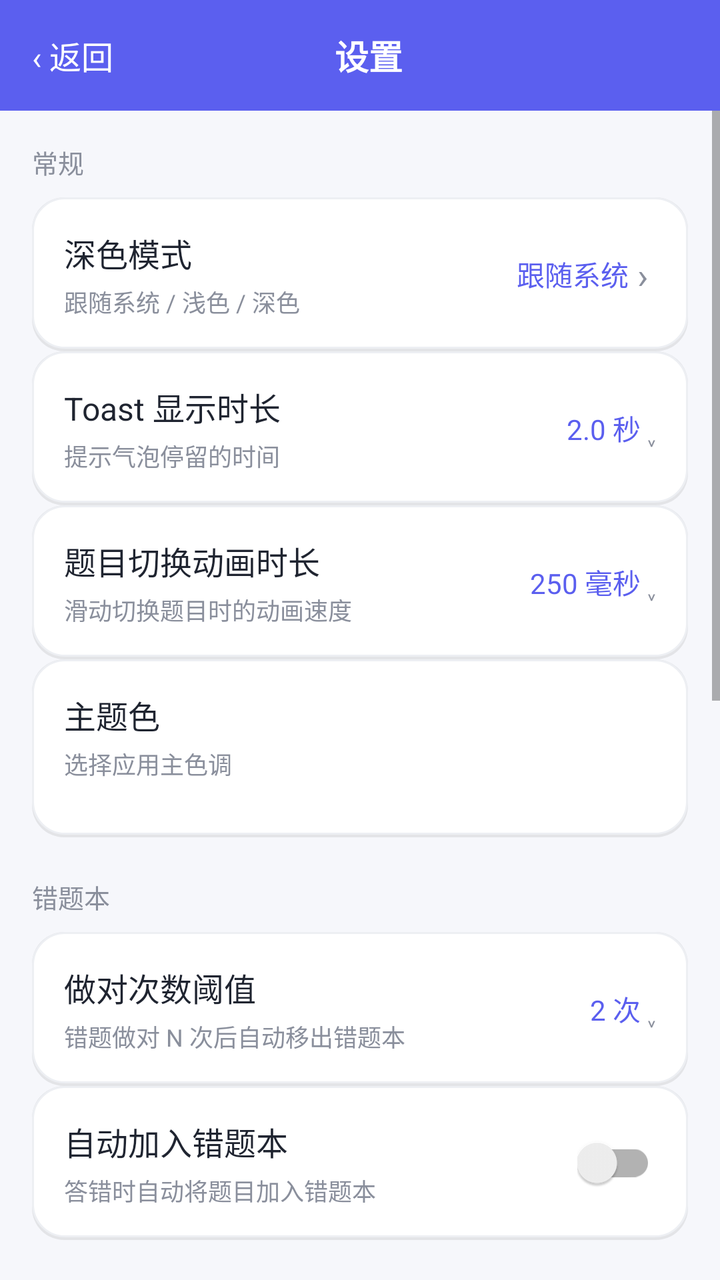
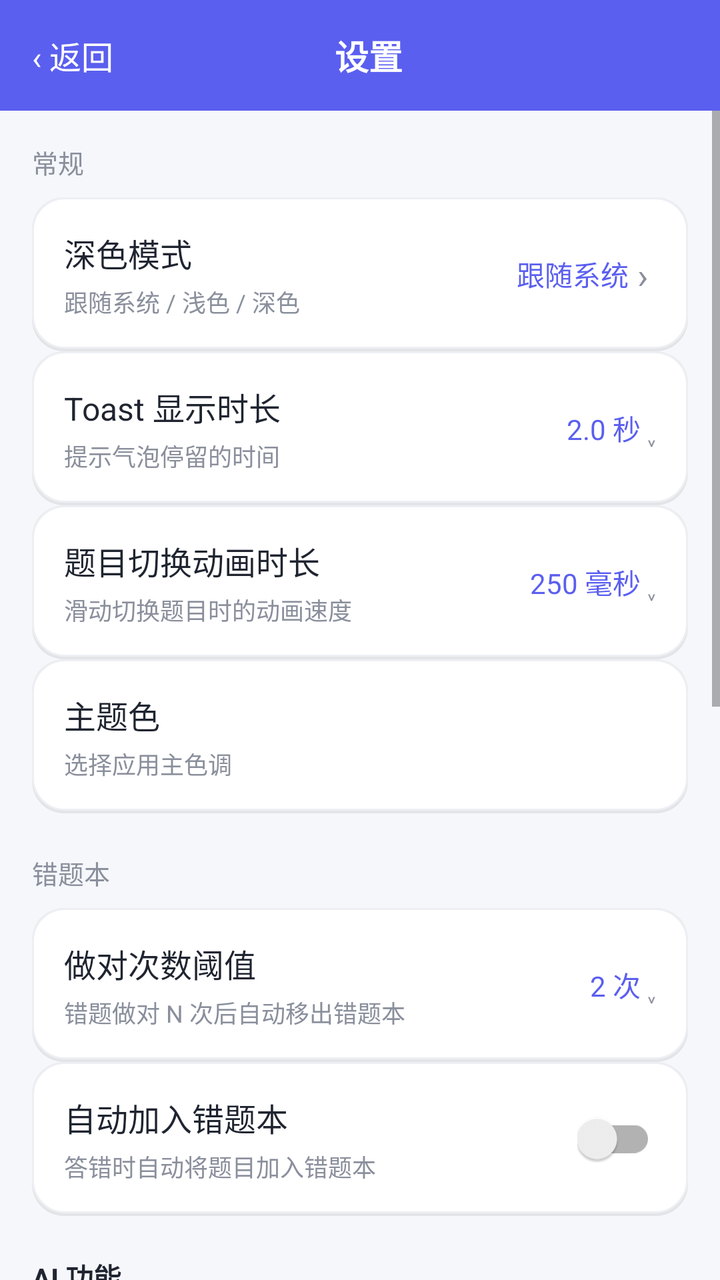

Screens rendered from an Android XML layout before and after an edit, with the pre-edit source and the edit as a unified diff.
<!-- AndroidManifest.xml: application theme Theme.AlgoRobo -->
<!-- res/layout/activity_settings.xml -->
<?xml version="1.0" encoding="utf-8"?>
<LinearLayout xmlns:android="http://schemas.android.com/apk/res/android"
    android:layout_width="match_parent" android:layout_height="match_parent"
    android:orientation="vertical" android:background="@color/bg_page">

    
    <LinearLayout android:id="@+id/settingsTopBar" android:layout_width="match_parent" android:layout_height="wrap_content"
        android:orientation="horizontal" android:gravity="center_vertical"
        android:background="@color/primary" android:padding="12dp">
        <TextView android:id="@+id/btnBackSettings" android:layout_width="wrap_content"
            android:layout_height="wrap_content" android:text="‹ 返回"
            android:textSize="16sp" android:textColor="@android:color/white" android:padding="4dp"/>
        <TextView android:layout_width="0dp" android:layout_height="wrap_content"
            android:layout_weight="1" android:gravity="center" android:text="设置"
            android:textSize="17sp" android:textStyle="bold" android:textColor="@android:color/white"/>
        <TextView android:layout_width="40dp" android:layout_height="wrap_content"/>
    </LinearLayout>

    <ScrollView android:layout_width="match_parent" android:layout_height="0dp" android:layout_weight="1">
        <LinearLayout android:layout_width="match_parent" android:layout_height="wrap_content"
            android:orientation="vertical" android:padding="16dp">

            
            <TextView android:layout_width="wrap_content" android:layout_height="wrap_content"
                android:text="常规" android:textSize="13sp" android:textColor="@color/text_sub"
                android:layout_marginBottom="8dp"/>

            
            <LinearLayout android:layout_width="match_parent" android:layout_height="wrap_content"
                android:orientation="horizontal" android:gravity="center_vertical"
                android:padding="16dp" android:background="@drawable/bg_card">
                <LinearLayout android:layout_width="0dp" android:layout_height="wrap_content"
                    android:layout_weight="1" android:orientation="vertical">
                    <TextView android:layout_width="wrap_content" android:layout_height="wrap_content"
                        android:text="深色模式" android:textSize="16sp" android:textColor="@color/text_main"/>
                    <TextView android:layout_width="wrap_content" android:layout_height="wrap_content"
                        android:layout_marginTop="4dp" android:text="跟随系统 / 浅色 / 深色"
                        android:textSize="12sp" android:textColor="@color/text_sub"/>
                </LinearLayout>
                <LinearLayout android:id="@+id/btnDarkMode" android:layout_width="wrap_content"
                    android:layout_height="wrap_content" android:orientation="horizontal"
                    android:gravity="center_vertical" android:padding="4dp"
                    android:background="?attr/selectableItemBackgroundBorderless">
                    <TextView android:id="@+id/tvDarkModeValue" android:layout_width="wrap_content"
                        android:layout_height="wrap_content" android:text="跟随系统"
                        android:textSize="14sp" android:textColor="@color/primary"/>
                    <TextView android:layout_width="wrap_content" android:layout_height="wrap_content"
                        android:text=" ›" android:textSize="18sp" android:textColor="@color/text_sub"/>
                </LinearLayout>
            </LinearLayout>

            
            <LinearLayout android:layout_width="match_parent" android:layout_height="wrap_content"
                android:orientation="vertical"
                android:padding="16dp" android:background="@drawable/bg_card">
                <LinearLayout android:id="@+id/cardToastHeader" android:layout_width="match_parent" android:layout_height="wrap_content"
                    android:orientation="horizontal" android:gravity="center_vertical">
                    <LinearLayout android:layout_width="0dp" android:layout_height="wrap_content"
                        android:layout_weight="1" android:orientation="vertical">
                        <TextView android:layout_width="wrap_content" android:layout_height="wrap_content"
                            android:text="Toast 显示时长" android:textSize="16sp" android:textColor="@color/text_main"/>
                        <TextView android:layout_width="wrap_content" android:layout_height="wrap_content"
                            android:layout_marginTop="4dp" android:text="提示气泡停留的时间"
                            android:textSize="12sp" android:textColor="@color/text_sub"/>
                    </LinearLayout>
                    <TextView android:id="@+id/tvToastValue" android:layout_width="wrap_content"
                        android:layout_height="wrap_content" android:text="2.0 秒"
                        android:textSize="14sp" android:textColor="@color/primary"/>
                    <TextView android:layout_width="wrap_content" android:layout_height="wrap_content"
                        android:text=" ˯" android:textSize="14sp" android:textColor="@color/text_sub"/>
                </LinearLayout>
                <LinearLayout android:id="@+id/cardToastBody" android:layout_width="match_parent"
                    android:layout_height="wrap_content" android:orientation="vertical" android:visibility="gone">
                    <android.widget.SeekBar android:id="@+id/sbToast" android:layout_width="match_parent"
                        android:layout_height="wrap_content" android:layout_marginTop="12dp"
                        android:max="40"/>
                    <LinearLayout android:layout_width="match_parent" android:layout_height="wrap_content"
                        android:layout_marginTop="4dp" android:orientation="horizontal">
                        <TextView android:layout_width="0dp" android:layout_height="wrap_content"
                            android:layout_weight="1" android:text="1 秒" android:textSize="11sp"
                            android:textColor="@color/text_sub"/>
                        <TextView android:layout_width="0dp" android:layout_height="wrap_content"
                            android:layout_weight="1" android:gravity="end" android:text="5 秒"
                            android:textSize="11sp" android:textColor="@color/text_sub"/>
                    </LinearLayout>
                </LinearLayout>
            </LinearLayout>

            
            <LinearLayout android:layout_width="match_parent" android:layout_height="wrap_content"
                android:orientation="vertical"
                android:padding="16dp" android:background="@drawable/bg_card">
                <LinearLayout android:id="@+id/cardAnimHeader" android:layout_width="match_parent" android:layout_height="wrap_content"
                    android:orientation="horizontal" android:gravity="center_vertical">
                    <LinearLayout android:layout_width="0dp" android:layout_height="wrap_content"
                        android:layout_weight="1" android:orientation="vertical">
                        <TextView android:layout_width="wrap_content" android:layout_height="wrap_content"
                            android:text="题目切换动画时长" android:textSize="16sp" android:textColor="@color/text_main"/>
                        <TextView android:layout_width="wrap_content" android:layout_height="wrap_content"
                            android:layout_marginTop="4dp" android:text="滑动切换题目时的动画速度"
                            android:textSize="12sp" android:textColor="@color/text_sub"/>
                    </LinearLayout>
                    <TextView android:id="@+id/tvAnimValue" android:layout_width="wrap_content"
                        android:layout_height="wrap_content" android:text="250 毫秒"
                        android:textSize="14sp" android:textColor="@color/primary"/>
                    <TextView android:layout_width="wrap_content" android:layout_height="wrap_content"
                        android:text=" ˯" android:textSize="14sp" android:textColor="@color/text_sub"/>
                </LinearLayout>
                <LinearLayout android:id="@+id/cardAnimBody" android:layout_width="match_parent"
                    android:layout_height="wrap_content" android:orientation="vertical" android:visibility="gone">
                    <android.widget.SeekBar android:id="@+id/sbAnim" android:layout_width="match_parent"
                        android:layout_height="wrap_content" android:layout_marginTop="12dp"
                        android:max="50"/>
                    <LinearLayout android:layout_width="match_parent" android:layout_height="wrap_content"
                        android:layout_marginTop="4dp" android:orientation="horizontal">
                        <TextView android:layout_width="0dp" android:layout_height="wrap_content"
                            android:layout_weight="1" android:text="100 毫秒" android:textSize="11sp"
                            android:textColor="@color/text_sub"/>
                        <TextView android:layout_width="0dp" android:layout_height="wrap_content"
                            android:layout_weight="1" android:gravity="end" android:text="600 毫秒"
                            android:textSize="11sp" android:textColor="@color/text_sub"/>
                    </LinearLayout>
                </LinearLayout>
            </LinearLayout>

            
            <LinearLayout android:layout_width="match_parent" android:layout_height="wrap_content"
                android:orientation="vertical" android:padding="16dp" android:background="@drawable/bg_card">
                <TextView android:layout_width="wrap_content" android:layout_height="wrap_content"
                    android:text="主题色" android:textSize="16sp" android:textColor="@color/text_main"/>
                <TextView android:layout_width="wrap_content" android:layout_height="wrap_content"
                    android:layout_marginTop="4dp" android:text="选择应用主色调"
                    android:textSize="12sp" android:textColor="@color/text_sub"/>
                <HorizontalScrollView android:layout_width="match_parent"
                    android:layout_height="wrap_content" android:layout_marginTop="12dp"
                    android:scrollbars="none">
                    <LinearLayout android:id="@+id/themeColorPalette"
                        android:layout_width="wrap_content" android:layout_height="wrap_content"
                        android:orientation="horizontal"/>
                </HorizontalScrollView>
            </LinearLayout>

            
            <TextView android:layout_width="wrap_content" android:layout_height="wrap_content"
                android:layout_marginTop="20dp" android:text="错题本" android:textSize="13sp"
                android:textColor="@color/text_sub" android:layout_marginBottom="8dp"/>

            
            <LinearLayout android:layout_width="match_parent" android:layout_height="wrap_content"
                android:orientation="vertical" android:padding="16dp" android:background="@drawable/bg_card">
                <LinearLayout android:id="@+id/cardThresholdHeader" android:layout_width="match_parent" android:layout_height="wrap_content"
                    android:orientation="horizontal" android:gravity="center_vertical">
                    <LinearLayout android:layout_width="0dp" android:layout_height="wrap_content"
                        android:layout_weight="1" android:orientation="vertical">
                        <TextView android:layout_width="wrap_content" android:layout_height="wrap_content"
                            android:text="做对次数阈值" android:textSize="16sp" android:textColor="@color/text_main"/>
                        <TextView android:layout_width="wrap_content" android:layout_height="wrap_content"
                            android:layout_marginTop="4dp" android:text="错题做对 N 次后自动移出错题本"
                            android:textSize="12sp" android:textColor="@color/text_sub"/>
                    </LinearLayout>
                    <TextView android:id="@+id/tvWrongThresholdValue" android:layout_width="wrap_content"
                        android:layout_height="wrap_content" android:text="2 次"
                        android:textSize="14sp" android:textColor="@color/primary"/>
                    <TextView android:layout_width="wrap_content" android:layout_height="wrap_content"
                        android:text=" ˯" android:textSize="14sp" android:textColor="@color/text_sub"/>
                </LinearLayout>
                <LinearLayout android:id="@+id/cardThresholdBody" android:layout_width="match_parent"
                    android:layout_height="wrap_content" android:orientation="vertical" android:visibility="gone">
                    <android.widget.SeekBar android:id="@+id/sbWrongThreshold" android:layout_width="match_parent"
                        android:layout_height="wrap_content" android:layout_marginTop="12dp"
                        android:max="9"/>
                    <LinearLayout android:layout_width="match_parent" android:layout_height="wrap_content"
                        android:layout_marginTop="4dp" android:orientation="horizontal">
                        <TextView android:layout_width="0dp" android:layout_height="wrap_content"
                            android:layout_weight="1" android:text="1 次" android:textSize="11sp"
                            android:textColor="@color/text_sub"/>
                        <TextView android:layout_width="0dp" android:layout_height="wrap_content"
                            android:layout_weight="1" android:gravity="end" android:text="10 次"
                            android:textSize="11sp" android:textColor="@color/text_sub"/>
                    </LinearLayout>
                </LinearLayout>
            </LinearLayout>

            
            <LinearLayout android:layout_width="match_parent" android:layout_height="wrap_content"
                android:orientation="horizontal"
                android:gravity="center_vertical" android:padding="16dp" android:background="@drawable/bg_card">
                <LinearLayout android:layout_width="0dp" android:layout_height="wrap_content"
                    android:layout_weight="1" android:orientation="vertical">
                    <TextView android:layout_width="wrap_content" android:layout_height="wrap_content"
                        android:text="自动加入错题本" android:textSize="16sp" android:textColor="@color/text_main"/>
                    <TextView android:layout_width="wrap_content" android:layout_height="wrap_content"
                       android:layout_marginTop="4dp" android:text="答错时自动将题目加入错题本"
                        android:textSize="12sp" android:textColor="@color/text_sub"/>
                </LinearLayout>
                <androidx.appcompat.widget.SwitchCompat android:id="@+id/swAutoWrong"
                    android:layout_width="wrap_content" android:layout_height="wrap_content"/>
            </LinearLayout>



            
            <TextView android:layout_width="wrap_content" android:layout_height="wrap_content"
                android:layout_marginTop="20dp" android:text="AI 功能" android:textSize="14sp"
                android:textStyle="bold" android:textColor="@color/text_main" android:layout_marginBottom="8dp"/>

            
            <LinearLayout android:layout_width="match_parent" android:layout_height="wrap_content"
                android:orientation="vertical" android:padding="16dp" android:background="@drawable/bg_card">
                <LinearLayout android:layout_width="match_parent" android:layout_height="wrap_content"
                    android:orientation="horizontal" android:gravity="center_vertical">
                    <LinearLayout android:layout_width="0dp" android:layout_height="wrap_content"
                        android:layout_weight="1" android:orientation="vertical">
                        <TextView android:layout_width="wrap_content" android:layout_height="wrap_content"
                            android:text="自动生成解析" android:textSize="16sp" android:textColor="@color/text_main"/>
                        <TextView android:layout_width="wrap_content" android:layout_height="wrap_content"
                            android:layout_marginTop="4dp" android:text="为题目自动生成 AI 解析"
                            android:textSize="12sp" android:textColor="@color/text_sub"/>
                    </LinearLayout>
                    <androidx.appcompat.widget.SwitchCompat android:id="@+id/swAutoAiAnalysis"
                        android:layout_width="wrap_content" android:layout_height="wrap_content"/>
                </LinearLayout>
                <View android:layout_width="match_parent" android:layout_height="1dp"
                    android:layout_marginTop="14dp" android:background="@color/bg_page"/>
                <LinearLayout android:id="@+id/btnAutoAiAnalysisMode"
                    android:layout_width="match_parent" android:layout_height="wrap_content"
                    android:layout_marginTop="14dp" android:orientation="horizontal" android:gravity="center_vertical">
                    <LinearLayout android:layout_width="0dp" android:layout_height="wrap_content"
                        android:layout_weight="1" android:orientation="vertical">
                        <TextView android:layout_width="wrap_content" android:layout_height="wrap_content"
                            android:text="解析模式" android:textSize="16sp" android:textColor="@color/text_main"/>
                        <TextView android:layout_width="wrap_content" android:layout_height="wrap_content"
                            android:layout_marginTop="4dp" android:text="选择自动解析的触发范围"
                            android:textSize="12sp" android:textColor="@color/text_sub"/>
                    </LinearLayout>
                    <TextView android:id="@+id/tvAutoAiAnalysisModeValue"
                        android:layout_width="wrap_content" android:layout_height="wrap_content"
                        android:text="对错都生成解析" android:textSize="14sp" android:textColor="@color/primary"/>
                    <TextView android:layout_width="wrap_content" android:layout_height="wrap_content"
                        android:text=" ›" android:textSize="18sp" android:textColor="@color/text_sub"/>
                </LinearLayout>
            </LinearLayout>

            
            <LinearLayout android:id="@+id/btnAiModelConfig" android:layout_width="match_parent"
                android:layout_height="wrap_content"
                android:orientation="horizontal" android:gravity="center_vertical"
                android:padding="16dp" android:background="@drawable/bg_card"
                android:foreground="?attr/selectableItemBackground">
                <LinearLayout android:layout_width="0dp" android:layout_height="wrap_content"
                    android:layout_weight="1" android:orientation="vertical">
                    <TextView android:layout_width="wrap_content" android:layout_height="wrap_content"
                        android:text="AI 模型配置" android:textSize="16sp" android:textColor="@color/text_main"/>
                    <TextView android:layout_width="wrap_content" android:layout_height="wrap_content"
                        android:layout_marginTop="4dp" android:text="模型、API Key 与 Base URL"
                        android:textSize="12sp" android:textColor="@color/text_sub"/>
                </LinearLayout>
                <TextView android:id="@+id/tvAiModelValue" android:layout_width="wrap_content"
                    android:layout_height="wrap_content" android:text="Operit AI"
                    android:textSize="14sp" android:textColor="@color/primary"/>
                <TextView android:layout_width="wrap_content" android:layout_height="wrap_content"
                    android:text=" ›" android:textSize="18sp" android:textColor="@color/text_sub"/>
            </LinearLayout>

            
            <TextView android:layout_width="wrap_content" android:layout_height="wrap_content"
                android:layout_marginTop="20dp" android:text="题库下载目录" android:textSize="13sp"
                android:textColor="@color/text_sub" android:layout_marginBottom="8dp"/>

            
            <LinearLayout android:layout_width="match_parent" android:layout_height="wrap_content"
                android:orientation="vertical" android:padding="16dp" android:background="@drawable/bg_card">
                <TextView android:layout_width="wrap_content" android:layout_height="wrap_content"
                    android:text="下载目录" android:textSize="16sp" android:textColor="@color/text_main"/>
                <TextView android:id="@+id/tvExamDir" android:layout_width="match_parent"
                    android:layout_height="wrap_content" android:layout_marginTop="6dp"
                    android:text="" android:textSize="12sp" android:textColor="@color/text_sub"
                    android:textIsSelectable="true"/>
                <HorizontalScrollView android:layout_width="match_parent"
                    android:layout_height="wrap_content" android:layout_marginTop="12dp"
                    android:scrollbars="none">
                    <LinearLayout android:layout_width="wrap_content"
                        android:layout_height="wrap_content" android:orientation="horizontal">
                        <TextView android:id="@+id/btnChangeExamDir" android:layout_width="wrap_content"
                            android:layout_height="wrap_content" android:paddingVertical="10dp" android:paddingHorizontal="18dp"
                            android:text="更改目录" android:textSize="14sp" android:textColor="@android:color/white"
                            android:background="@drawable/bg_btn_primary"/>
                        <TextView android:id="@+id/btnOpenExamDir" android:layout_width="wrap_content"
                            android:layout_height="wrap_content" android:paddingVertical="10dp" android:paddingHorizontal="18dp"
                            android:layout_marginStart="12dp" android:text="打开目录"
                            android:textSize="14sp" android:textColor="@android:color/white"
                            android:background="@drawable/bg_btn_primary"/>
                    </LinearLayout>
                </HorizontalScrollView>
            </LinearLayout>

            
            <TextView android:layout_width="wrap_content" android:layout_height="wrap_content"
                android:layout_marginTop="20dp" android:text="更多" android:textSize="13sp"
                android:textColor="@color/text_sub" android:layout_marginBottom="8dp"/>

            
            <LinearLayout android:layout_width="match_parent" android:layout_height="wrap_content"
                android:orientation="horizontal" android:gravity="center_vertical"
                android:padding="16dp" android:background="@drawable/bg_card">
                <LinearLayout android:layout_width="0dp" android:layout_height="wrap_content"
                    android:layout_weight="1" android:orientation="vertical">
                    <TextView android:layout_width="wrap_content" android:layout_height="wrap_content"
                        android:text="自动下一题" android:textSize="16sp" android:textColor="@color/text_main"/>
                    <TextView android:layout_width="wrap_content" android:layout_height="wrap_content"
                        android:layout_marginTop="4dp" android:text="做对题目自动切换下一题，做错不自动切换"
                        android:textSize="12sp" android:textColor="@color/text_sub"/>
                </LinearLayout>
                <androidx.appcompat.widget.SwitchCompat android:id="@+id/swAutoNext"
                    android:layout_width="wrap_content" android:layout_height="wrap_content"/>
            </LinearLayout>
        </LinearLayout>
    </ScrollView>
</LinearLayout>
<!-- resources referenced by this layout -->
<resources>
  <color name="bg_page">#F6F7FB</color>
  <color name="primary">#5B5FEF</color>
  <color name="text_main">#1F2430</color>
  <color name="text_sub">#8A8F9C</color>
  <!-- drawable bg_btn_primary (drawable) -->
  <?xml version="1.0" encoding="utf-8"?>
  <shape xmlns:android="http://schemas.android.com/apk/res/android">
      <solid android:color="@color/primary" />
      <corners android:radius="23dp" />
  </shape>
  <!-- drawable bg_card (drawable) -->
  <?xml version="1.0" encoding="utf-8"?>
  <layer-list xmlns:android="http://schemas.android.com/apk/res/android">
      
      <item>
          <shape android:shape="rectangle">
              <solid android:color="#14000000" />
              <corners android:radius="16dp" />
          </shape>
      </item>
      
      <item android:bottom="1.5dp">
          <shape android:shape="rectangle">
              <solid android:color="@color/card_bg" />
              <corners android:radius="16dp" />
              <stroke android:width="1dp" android:color="@color/divider" />
          </shape>
      </item>
  </layer-list>
  <style name="Theme.AlgoRobo" parent="Theme.AppCompat.DayNight.NoActionBar">
          <item name="colorPrimary">@color/primary</item>
          <item name="colorPrimaryDark">@color/primary_dark</item>
          <item name="colorAccent">@color/primary</item>
          <item name="android:statusBarColor">@color/primary</item>
          <item name="android:windowBackground">@color/bg_page</item>
          <item name="android:navigationBarColor">@color/bg_page</item>
          <item name="android:windowLightStatusBar">false</item>
      </style>
  <color name="card_bg">#FFFFFF</color>
  <color name="divider">#EDEFF3</color>
  <color name="primary_dark">#4A4ED6</color>
</resources>

<!-- the commit's change to res/layout/activity_settings.xml (unified diff, before → after) -->
@@ -126,18 +126,29 @@
             
             <LinearLayout android:layout_width="match_parent" android:layout_height="wrap_content"
                 android:orientation="vertical" android:padding="16dp" android:background="@drawable/bg_card">
-                <TextView android:layout_width="wrap_content" android:layout_height="wrap_content"
-                    android:text="主题色" android:textSize="16sp" android:textColor="@color/text_main"/>
-                <TextView android:layout_width="wrap_content" android:layout_height="wrap_content"
+                <TextView android:id="@+id/tvThemeColorTitle" android:layout_width="match_parent" android:layout_height="wrap_content"
+                    android:text="主题色" android:textSize="16sp" android:textColor="@color/text_main"
+                    android:clickable="true" android:focusable="true"/>
+                <TextView android:id="@+id/tvThemeColorSub" android:layout_width="wrap_content" android:layout_height="wrap_content"
                     android:layout_marginTop="4dp" android:text="选择应用主色调"
                     android:textSize="12sp" android:textColor="@color/text_sub"/>
-                <HorizontalScrollView android:layout_width="match_parent"
+                <HorizontalScrollView android:id="@+id/themeColorScroll" android:layout_width="match_parent"
                     android:layout_height="wrap_content" android:layout_marginTop="12dp"
-                    android:scrollbars="none">
+                    android:scrollbars="none" android:visibility="gone">
                     <LinearLayout android:id="@+id/themeColorPalette"
                         android:layout_width="wrap_content" android:layout_height="wrap_content"
                         android:orientation="horizontal"/>
                 </HorizontalScrollView>
+                <LinearLayout android:id="@+id/customColorRow" android:layout_width="match_parent"
+                    android:layout_height="wrap_content" android:orientation="horizontal"
+                    android:layout_marginTop="12dp" android:gravity="center_vertical" android:visibility="gone">
+                    <TextView android:id="@+id/customColorBtn" android:layout_width="wrap_content"
+                        android:layout_height="wrap_content" android:text="自定义颜色" android:textSize="13sp"
+                        android:textColor="@color/primary" android:paddingTop="8dp" android:paddingBottom="8dp"
+                        android:paddingEnd="16dp" android:clickable="true" android:focusable="true"/>
+                    <TextView android:id="@+id/customColorSwatch" android:layout_width="28dp"
+                        android:layout_height="28dp"/>
+                </LinearLayout>
             </LinearLayout>
 
             
<!-- resource entries referenced after the edit -->
@@ -33,10 +33,10 @@
           <item name="colorPrimary">@color/primary</item>
           <item name="colorPrimaryDark">@color/primary_dark</item>
           <item name="colorAccent">@color/primary</item>
-          <item name="android:statusBarColor">@color/primary</item>
           <item name="android:windowBackground">@color/bg_page</item>
           <item name="android:navigationBarColor">@color/bg_page</item>
           <item name="android:windowLightStatusBar">false</item>
+          <item name="android:windowLayoutInDisplayCutoutMode">shortEdges</item>
       </style>
   <color name="card_bg">#FFFFFF</color>
   <color name="divider">#EDEFF3</color>
